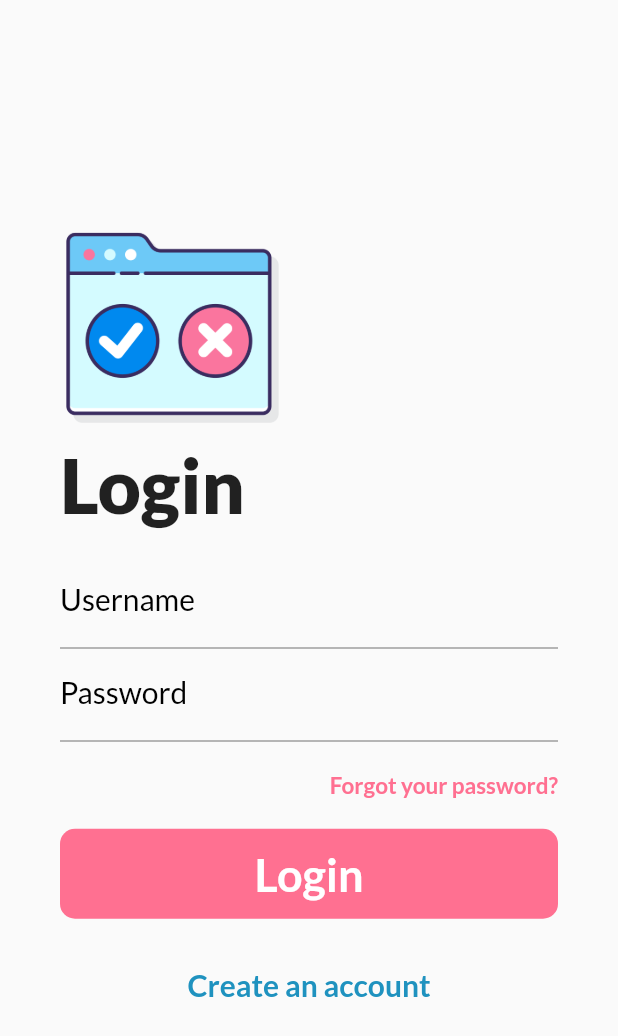
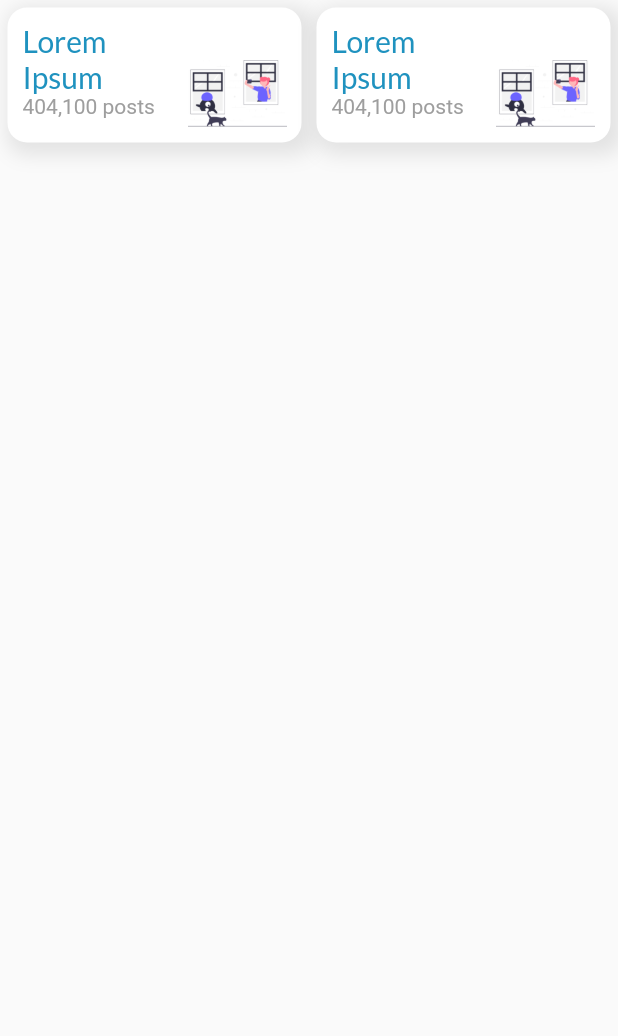
Before and after one commit to Isaac-Tong/selectionphobia-mobile, a Flutter app: the screen it shows after launch, on a phone screen of 412 x 824 dp. Shown: the top 1036 px of the screen. Run offline on Flutter 3.47's test engine with Material 2 defaults, Android fonts, the phone set to English and light mode, and no system bars; our stand-ins replace carousel_slider, percent_indicator, shared_preferences, shimmer.

Commit message:
Added stock images for tags page

```diff
--- a/lib/main.dart
+++ b/lib/main.dart
@@ -3,11 +3,13 @@ import 'package:selectionphobiamobile/screens/askQuestion_screen.dart';
 import 'package:selectionphobiamobile/screens/choice_screen.dart';
 import 'package:selectionphobiamobile/screens/myposts_pageview.dart';
 import 'package:selectionphobiamobile/screens/option_menu.dart';
+import 'package:selectionphobiamobile/screens/tags_page.dart';
 import 'screens/login_screen.dart';
 import 'package:selectionphobiamobile/screens/homepage_screen.dart';
 import 'screens/createAccount.dart';
 import 'screens/vote_screen.dart';
 import 'screens/myPosts.dart';
+import 'screens/tags_page.dart';
 
 void main() {
   runApp(MyApp());
@@ -19,7 +21,7 @@ class MyApp extends StatelessWidget {
   Widget build(BuildContext context) {
     return MaterialApp(
       title: 'Selection Phobia',
-      home: LoginScreen(),
+      home: TagsPage(),
     );
   }
 }
--- a/lib/screens/homepage_screen.dart
+++ b/lib/screens/homepage_screen.dart
@@ -84,13 +84,10 @@ class _HomePageState extends State<HomePage> {
         label: Text('Ask'),
         backgroundColor: pinkColor,
         onPressed: () {
-          setState(() {
-            tempText = 'JAJAJAJA';
-          });
-//          Navigator.push(
-//            context,
-//            MaterialPageRoute(builder: (context) => AskQuestion()),
-//          );
+          Navigator.push(
+            context,
+            MaterialPageRoute(builder: (context) => AskQuestion()),
+          );
         },
       ),
       body: SafeArea(
--- /dev/null
+++ b/lib/screens/tags_page.dart
@@ -0,0 +1,154 @@
+import 'package:flutter/material.dart';
+import 'package:selectionphobiamobile/constants.dart';
+
+class TagsPage extends StatefulWidget {
+  @override
+  _TagsPageState createState() => _TagsPageState();
+}
+
+class _TagsPageState extends State<TagsPage> {
+  @override
+  Widget build(BuildContext context) {
+    return Scaffold(
+      body: SafeArea(
+        child: Container(
+          height: 100,
+          child: Row(
+            children: <Widget>[
+              Expanded(
+                child: Container(
+                  margin: EdgeInsets.all(5),
+                  padding: EdgeInsets.all(10),
+                  decoration: BoxDecoration(
+                    color: Colors.white,
+                    borderRadius: BorderRadius.all(Radius.circular(13)),
+                    boxShadow: [
+                      BoxShadow(
+                        color: Colors.grey.withOpacity(0.25),
+                        spreadRadius: 4,
+                        blurRadius: 10,
+                        offset: Offset(4,
+                            4), // changes position of shadow
+                      ),
+                    ],
+                  ),
+                  child: Row(
+                    mainAxisAlignment: MainAxisAlignment.spaceBetween,
+                    children: <Widget>[
+                      Expanded(
+                        flex: 5,
+                        child: Column(
+                          crossAxisAlignment: CrossAxisAlignment.start,
+                          children: <Widget>[
+                            Text(
+                              'Lorem Ipsum',
+                              style: TextStyle(
+                                fontFamily: 'Lato',
+                                color: darkblueColor,
+                                fontSize: 20,
+                              ),
+                            ),
+                            Text(
+                              '404,100 posts',
+                              style: TextStyle(
+                                color: Colors.grey,
+
+                              ),
+                            ),
+                          ],
+                        ),
+                      ),
+                      Expanded(
+                        flex: 3,
+                        child: Column(
+                          mainAxisAlignment: MainAxisAlignment.end,
+                          children: <Widget>[
+                            Container(
+                              child: FittedBox(
+                                fit: BoxFit.cover,
+                                child: Image(
+                                  image: AssetImage(
+                                    'assets/images/life_style.png',
+                                  ),
+                                ),
+                              ),
+                            ),
+                          ],
+                        ),
+                      ),
+                    ],
+                  ),
+                ),
+              ),
+              Expanded(
+                child: Container(
+                  margin: EdgeInsets.all(5),
+                  padding: EdgeInsets.all(10),
+                  decoration: BoxDecoration(
+                    color: Colors.white,
+                    borderRadius: BorderRadius.all(Radius.circular(13)),
+                    boxShadow: [
+                      BoxShadow(
+                        color: Colors.grey.withOpacity(0.25),
+                        spreadRadius: 4,
+                        blurRadius: 10,
+                        offset: Offset(4,
+                            4), // changes position of shadow
+                      ),
+                    ],
+                  ),
+                  child: Row(
+                    mainAxisAlignment: MainAxisAlignment.spaceBetween,
+                    children: <Widget>[
+                      Expanded(
+                        flex: 5,
+                        child: Column(
+                          crossAxisAlignment: CrossAxisAlignment.start,
+                          children: <Widget>[
+                            Text(
+                              'Lorem Ipsum',
+                              style: TextStyle(
+                                fontFamily: 'Lato',
+                                color: darkblueColor,
+                                fontSize: 20,
+                              ),
+                            ),
+                            Text(
+                              '404,100 posts',
+                              style: TextStyle(
+                                color: Colors.grey,
+
+                              ),
+                            ),
+                          ],
+                        ),
+                      ),
+                      Expanded(
+                        flex: 3,
+                        child: Column(
+                          mainAxisAlignment: MainAxisAlignment.end,
+                          children: <Widget>[
+                            Container(
+                              child: FittedBox(
+                                fit: BoxFit.cover,
+                                child: Image(
+                                  image: AssetImage(
+                                    'assets/images/life_style.png',
+                                  ),
+                                ),
+                              ),
+                            ),
+                          ],
+                        ),
+                      ),
+                    ],
+                  ),
+                ),
+              ),
+            ],
+          ),
+        ),
+      ),
+    );
+  }
+}
```
Also changed, not shown: assets/images/life_style.png (added), assets/images/undraw_everyday_life_hjnw.png (added).
